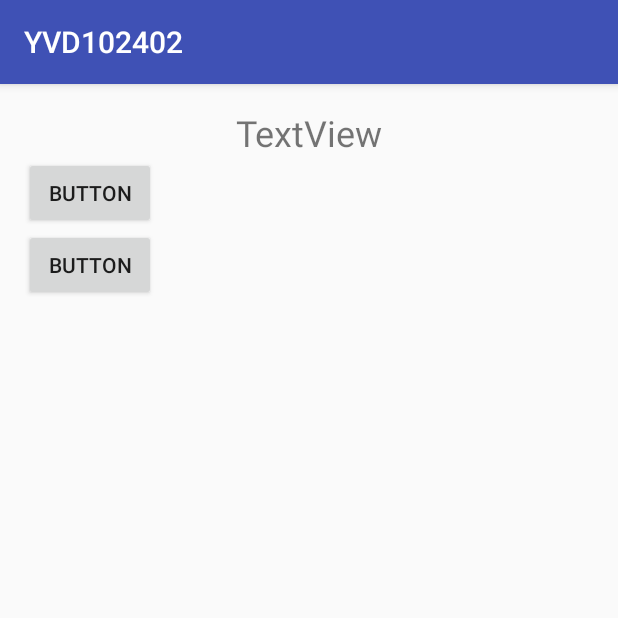
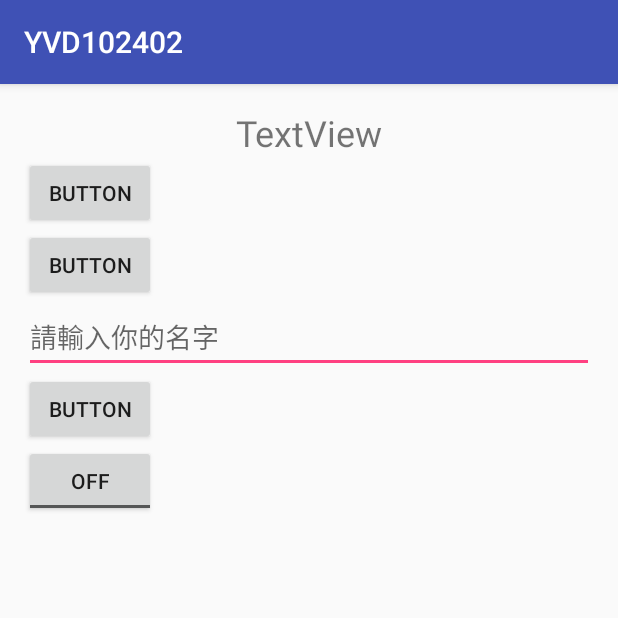
Before and after one commit to Shaojung/YVD102402, an Android app: the screen it shows after launch (MainActivity), on a phone screen of 412 x 824 dp, the top half of it. Run offline under Robolectric (Android 15) with nearby library versions, the phone set to English and light mode, and no system bars.

Commit message:
toggle button

```diff
--- a/app/src/main/java/com/example/user/yvd102402/MainActivity.java
+++ b/app/src/main/java/com/example/user/yvd102402/MainActivity.java
@@ -6,14 +6,19 @@ import android.os.Bundle;
 import android.util.Log;
 import android.view.View;
 import android.widget.Button;
+import android.widget.CompoundButton;
+import android.widget.EditText;
+import android.widget.ToggleButton;
 
 public class MainActivity extends AppCompatActivity {
     Button btn2;
+    ToggleButton tb;
     @Override
     protected void onCreate(Bundle savedInstanceState) {
         super.onCreate(savedInstanceState);
         setContentView(R.layout.activity_main);
         btn2 = (Button) findViewById(R.id.button2);
+        tb = (ToggleButton) findViewById(R.id.toggleButton);
 
         btn2.setOnClickListener(new View.OnClickListener() {
             @Override
@@ -22,10 +27,24 @@ public class MainActivity extends AppCompatActivity {
                 startActivity(it);
             }
         });
+
+        tb.setOnCheckedChangeListener(new CompoundButton.OnCheckedChangeListener() {
+            @Override
+            public void onCheckedChanged(CompoundButton buttonView, boolean isChecked) {
+                Log.d("MYLOG", "Check:" + isChecked);
+            }
+        });
     }
 
     public void click1(View v)
     {
 
     }
+
+    public void click3(View v)
+    {
+        EditText ed = (EditText) findViewById(R.id.editText);
+        String str = ed.getText().toString();
+        Log.d("MYLOG", str);
+    }
 }
--- a/app/src/main/res/layout/activity_main.xml
+++ b/app/src/main/res/layout/activity_main.xml
@@ -36,4 +36,32 @@
         android:layout_below="@+id/button"
         android:layout_alignParentStart="true"
         android:id="@+id/button2" />
+
+    <EditText
+        android:layout_width="wrap_content"
+        android:layout_height="wrap_content"
+        android:ems="10"
+        android:layout_below="@+id/button2"
+        android:layout_alignParentStart="true"
+        android:id="@+id/editText"
+        android:layout_alignParentEnd="true"
+        android:inputType="text"
+        android:hint="請輸入你的名字" />
+
+    <Button
+        android:text="Button"
+        android:layout_width="wrap_content"
+        android:layout_height="wrap_content"
+        android:layout_below="@+id/editText"
+        android:layout_alignEnd="@+id/button2"
+        android:id="@+id/button5"
+        android:onClick="click3" />
+
+    <ToggleButton
+        android:text="ToggleButton"
+        android:layout_width="wrap_content"
+        android:layout_height="wrap_content"
+        android:layout_below="@+id/button5"
+        android:layout_alignEnd="@+id/button5"
+        android:id="@+id/toggleButton" />
 </RelativeLayout>
```
